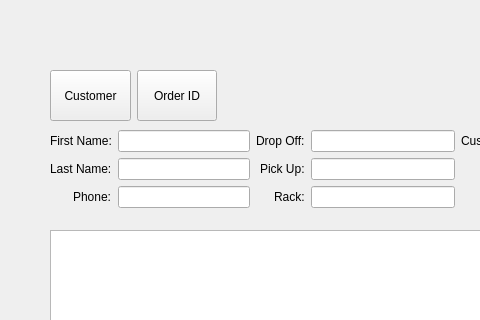
Old version of the form mainwindow.ui in the repository LAVjr97/CProgram; both pictures show x 0 to 480 and y 0 to 320 of the 1047 by 673 pixel window.
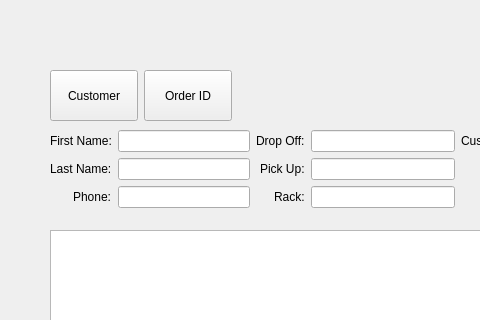
New version of the form. The open tabs and pages were chosen to show the change. Icons and pictures are not drawn.

```diff
--- a/mainwindow.ui
+++ b/mainwindow.ui
@@ -1289,7 +1289,7 @@
        <rect>
         <x>50</x>
         <y>70</y>
-        <width>167</width>
+        <width>182</width>
         <height>51</height>
        </rect>
       </property>
```
Left out of the diff: 54 changed lines with no effect on the pictures.
